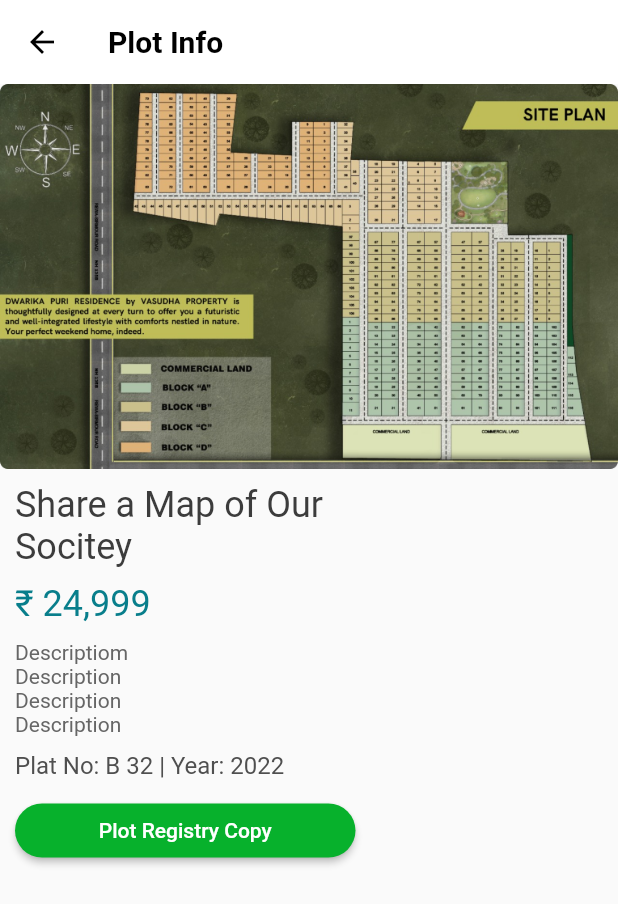
After one commit to fwdAndroid/yasudha_property_agent, a Flutter app: the PlotManagement screen opened directly, after a tap on "Fairview Apartment", on a phone screen of 412 x 824 dp. The commit adds this screen. Shown: the top 904 px of the screen. Run offline on Flutter 3.47's test engine with Material 2 defaults, Android fonts, the phone set to English and light mode, and no system bars; our stand-ins replace bottom_navy_bar, material_segmented_control.

Commit message:
Plot Info UI

```diff
--- a/lib/plot/plot_management.dart
+++ b/lib/plot/plot_management.dart
@@ -1,5 +1,6 @@
 import 'package:flutter/material.dart';
 import 'package:yasudha_property_agent/plot/edit_plot_mangement.dart';
+import 'package:yasudha_property_agent/plot/plotinfo.dart';
 
 class PlotManagement extends StatefulWidget {
   const PlotManagement({super.key});
@@ -141,7 +142,12 @@ class _PlotManagementState extends State<PlotManagement> {
                     crossAxisSpacing: 2.0,
                     mainAxisSpacing: 2.0),
                 itemBuilder: (BuildContext context, int index) {
-                  return Padding(
+                  return InkWell(
+                    onTap: () {
+                      Navigator.push(context,
+                          MaterialPageRoute(builder: (builder) => PlotInfo()));
+                    },
+                    child: Padding(
                       padding: const EdgeInsets.all(8.0),
                       child: Column(
                         crossAxisAlignment: CrossAxisAlignment.start,
@@ -154,7 +160,8 @@ class _PlotManagementState extends State<PlotManagement> {
                                 fit: BoxFit.cover,
                               ),
                               Row(
-                              mainAxisAlignment: MainAxisAlignment.spaceBetween,
+                                mainAxisAlignment:
+                                    MainAxisAlignment.spaceBetween,
                                 children: [
                                   Container(
                                     width: 40,
@@ -201,6 +208,7 @@ class _PlotManagementState extends State<PlotManagement> {
                           )
                         ],
                       ),
+                    ),
                   );
                 },
               ),
--- /dev/null
+++ b/lib/plot/plotinfo.dart
@@ -0,0 +1,74 @@
+import 'package:flutter/material.dart';
+import 'package:flutter/src/widgets/framework.dart';
+import 'package:flutter/src/widgets/placeholder.dart';
+
+class PlotInfo extends StatefulWidget {
+  const PlotInfo({super.key});
+
+  @override
+  State<PlotInfo> createState() => _PlotInfoState();
+}
+
+class _PlotInfoState extends State<PlotInfo> {
+  @override
+  Widget build(BuildContext context) {
+    return Scaffold(
+      appBar: AppBar(
+        iconTheme: IconThemeData(color: Colors.black),
+        elevation: 0,
+        backgroundColor: Colors.white,
+        title: Text(
+          "Plot Info",
+          style: TextStyle(color: Colors.black, fontWeight: FontWeight.bold),
+        ),
+      ),
+      body: Column(
+        crossAxisAlignment: CrossAxisAlignment.start,
+        children: [
+          Image.asset("assets/plot.png"),
+          SizedBox(
+            height: 10,
+          ),
+          Container(
+            margin: EdgeInsets.only(left: 10),
+            child: Text(
+              "Share a Map of Our \nSocitey",
+              style: TextStyle(color: Color(0xff3C3C3C), fontSize: 24),
+            ),
+          ),
+          Container(
+            margin: EdgeInsets.only(left: 10, top: 10),
+            child: Text(
+              "₹ 24,999",
+              style: TextStyle(color: Color(0xff087E8B), fontSize: 24),
+            ),
+          ),
+          Container(
+            margin: EdgeInsets.only(left: 10, top: 10),
+            child: Text(
+              "Descriptiom \nDescription \nDescription\nDescription",
+              style: TextStyle(color: Color(0xff666666), fontSize: 14),
+            ),
+          ),
+          Container(
+            margin: EdgeInsets.only(left: 10, top: 10),
+            child: Text(
+              "Plat No: B 32 | Year: 2022",
+              style: TextStyle(color: Color(0xff4F4F4F), fontSize: 16),
+            ),
+          ),
+          Container(
+              margin: EdgeInsets.only(left: 10, top: 10),
+              child: ElevatedButton(
+                onPressed: () {},
+                child: Text("Plot Registry Copy"),
+                style: ElevatedButton.styleFrom(
+                    shape: StadiumBorder(),
+                    backgroundColor: Color(0xff07B12C),
+                    fixedSize: Size(227, 31)),
+              ))
+        ],
+      ),
+    );
+  }
+}
```
Also changed, not shown: assets/plot.png (added). Lines whose indentation alone changed are shown as unchanged.
